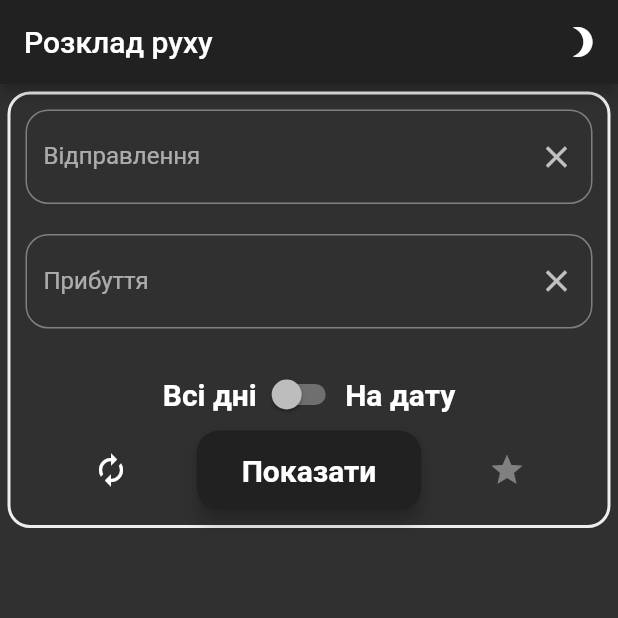
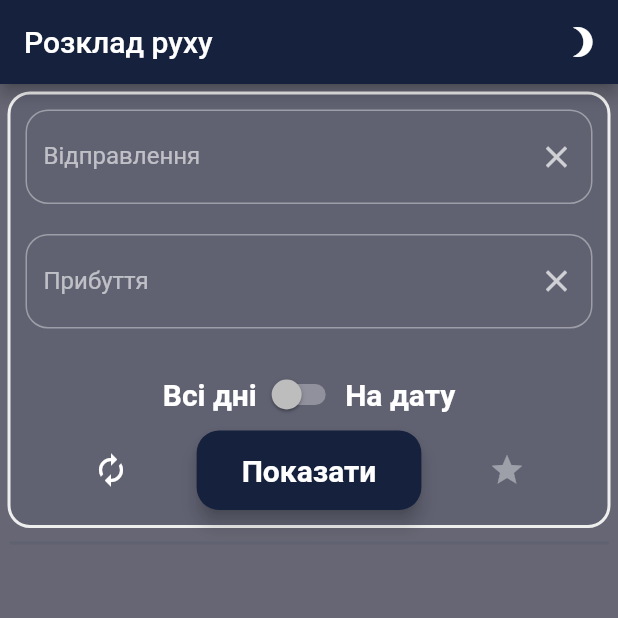
Before and after one commit to Vampir4i/train_schedule, a Flutter app: the screen it shows after launch, after a tap on "Показати", after a tap on the "brightness high" icon, on a phone screen of 412 x 824 dp, the top half of it. Run offline on Flutter 3.47's test engine with Material 2 defaults, Android fonts, the phone set to English and light mode, and no system bars; our stand-ins replace date_picker_timeline, shared_preferences.

Commit message:
Change themes colors and refactor

```diff
--- a/lib/api/StationAPI.dart
+++ b/lib/api/StationAPI.dart
@@ -38,7 +38,7 @@ class StationAPI {
     List<ScheduleModel> schedule = [];
     var table = document.getElementsByClassName('td_center')[0];
     var rows = table.getElementsByTagName('tr');
-    if (rows.length == 4) return schedule;
+    if (rows.length == 6) return schedule;
     for (int i = 4; i < rows.length; i += 2) {
       schedule.add(
         ScheduleModel(
--- a/lib/components/DatePickerBlock.dart
+++ b/lib/components/DatePickerBlock.dart
@@ -36,6 +36,9 @@ class DatePickerBlock extends StatelessWidget {
             ? DatePicker(
                 DateTime.now(),
                 selectionColor: Theme.of(context).primaryColor,
+                dayTextStyle: Theme.of(context).textTheme.subtitle1,
+                monthTextStyle: Theme.of(context).textTheme.subtitle1,
+                dateTextStyle: Theme.of(context).textTheme.subtitle1,
                 locale: 'uk_UA',
                 onDateChange: (date) {
                   model.selectedDate = date.toString();
--- a/lib/components/RequestForm.dart
+++ b/lib/components/RequestForm.dart
@@ -23,7 +23,8 @@ class RequestForm extends StatelessWidget {
       margin: EdgeInsets.all(5),
       padding: EdgeInsets.all(10),
       decoration: BoxDecoration(
-        // color: Colors.grey[100],
+        // boxShadow: [BoxShadow()],
+        color: Theme.of(context).cardColor,
         border: Border.all(
           color: Colors.grey[200],
           width: 2,
--- a/lib/components/ScheduleBlock.dart
+++ b/lib/components/ScheduleBlock.dart
@@ -13,7 +13,7 @@ class ScheduleBlock extends StatelessWidget {
           : 5 * 72).toDouble(),
       margin: EdgeInsets.all(5),
       decoration: BoxDecoration(
-        // color: Colors.grey[100],
+        color: Theme.of(context).cardColor,
         border: Border.all(
           color: Colors.grey[200],
           width: 2,
--- a/lib/main.dart
+++ b/lib/main.dart
@@ -10,15 +10,12 @@ import 'package:train_schedule/providers/TrainsModel.dart';
 TODO
 Повысить отказоустойчивость:
   Отловить исключения
-  Проработать случай, если пришло пустое расписание
-*Добавить выбор даты:
-  *toggleButton и datePicker
+  *Проработать случай, если пришло пустое расписание
 Добавить экран избранных направлений:
    Добавить кнопку добавления в избранное
- Заменить цвета в темной и светлой темах
+ *Заменить цвета в темной и светлой темах
  Добавить плавные анимации появления блоков с информацией
  Тщательнее проработать появление блоков с возможными станциями
- *Автоматически устанавливать фокус на поле для ввода
  На будущее:
   Добавить расписание для поездов
  */
@@ -43,18 +40,11 @@ void main() {
 }
 
 class MyApp extends StatelessWidget {
-  // This widget is the root of your application.
   @override
   Widget build(BuildContext context) {
     return MaterialApp(
       title: 'Flutter Demo',
-      theme: ThemeData.light(),
-      darkTheme: ThemeData.dark(),
-      themeMode: Provider.of<ThemeModel>(context).currentTheme(),
-      // theme: ThemeData(
-      //   primarySwatch: Colors.blue,
-      //   visualDensity: VisualDensity.adaptivePlatformDensity,
-      // ),
+      theme: Provider.of<ThemeModel>(context).currentTheme(),
       home: MyHomePage(),
     );
   }
--- a/lib/providers/ThemeModel.dart
+++ b/lib/providers/ThemeModel.dart
@@ -5,22 +5,31 @@ class ThemeModel with ChangeNotifier {
   SharedPreferences _sharedPreferences;
   static ThemeModel _instance;
   static bool _isDark = false;
+  ThemeData darkTheme = ThemeData.dark().copyWith(
+    primaryColor: Color(0xFF16213E),
+    scaffoldBackgroundColor: Color(0xAA1A1A2E),
+    cardColor: Color(0x110F3460),
+    textTheme: TextTheme(subtitle1: TextStyle(color: Colors.white))
+  );
+  ThemeData lightTheme = ThemeData.light().copyWith(
+    scaffoldBackgroundColor: Colors.grey[100],
+  );
 
   ThemeModel.primary() {
     _readTheme();
   }
 
   factory ThemeModel() {
-    if(_instance == null) _instance = ThemeModel.primary();
+    if (_instance == null) _instance = ThemeModel.primary();
     return _instance;
   }
 
-  ThemeMode currentTheme() {
-    return _isDark? ThemeMode.dark : ThemeMode.light;
+  ThemeData currentTheme() {
+    return _isDark ? darkTheme : lightTheme;
   }
 
   Icon getIcon() {
-    return Icon(_isDark? Icons.brightness_3 : Icons.brightness_high);
+    return Icon(_isDark ? Icons.brightness_3 : Icons.brightness_high);
   }
 
   void switchTheme() {
```
